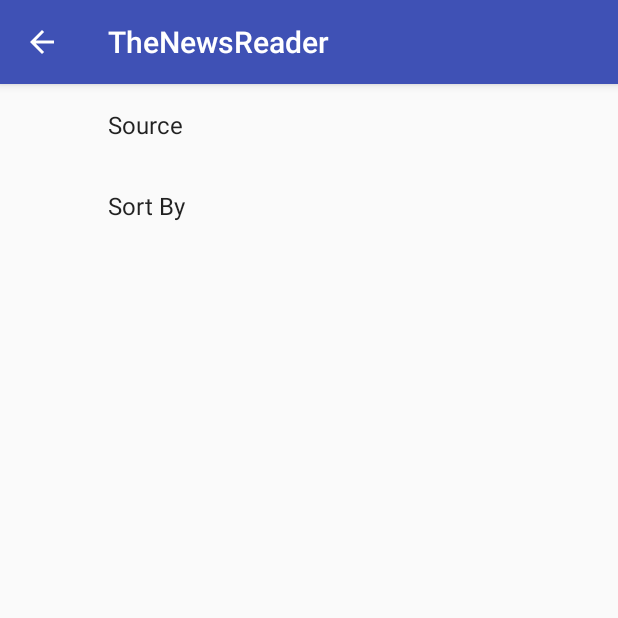
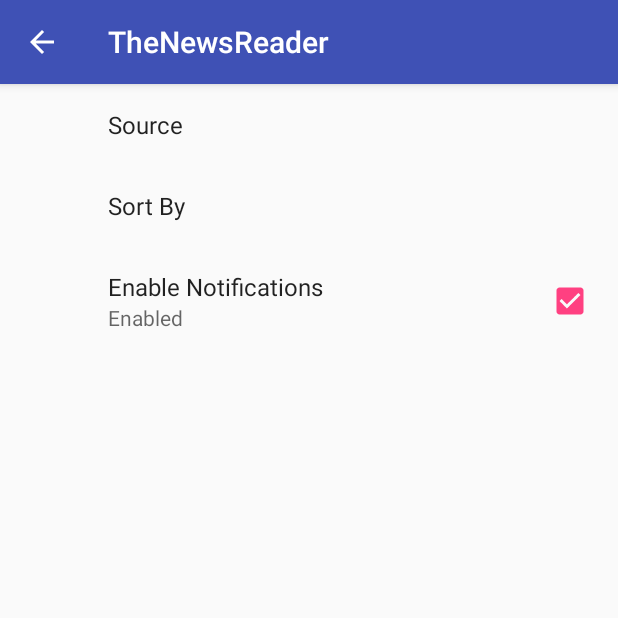
Before and after one commit to lednhatkhanh/TheNewsReader, an Android app: the SettingsFragment screen opened directly, with no data from a screen before it, on a phone screen of 412 x 824 dp, the top half of it. Run offline under Robolectric (Android 15) with nearby library versions, the phone set to English and light mode, and no system bars; our stand-ins replace androidx.preference.

Commit message:
Notification

```diff
--- /dev/null
+++ b/app/src/main/res/drawable/ic_sms_black_24dp.xml
@@ -0,0 +1,5 @@
+<vector android:autoMirrored="true" android:height="24dp"
+    android:viewportHeight="24.0" android:viewportWidth="24.0"
+    android:width="24dp" xmlns:android="http://schemas.android.com/apk/res/android">
+    <path android:fillColor="#FF000000" android:pathData="M20,2L4,2c-1.1,0 -1.99,0.9 -1.99,2L2,22l4,-4h14c1.1,0 2,-0.9 2,-2L22,4c0,-1.1 -0.9,-2 -2,-2zM9,11L7,11L7,9h2v2zM13,11h-2L11,9h2v2zM17,11h-2L15,9h2v2z"/>
+</vector>
--- /dev/null
+++ b/app/src/main/res/values/bools.xml
@@ -0,0 +1,4 @@
+<?xml version="1.0" encoding="utf-8"?>
+<resources>
+    <bool name="show_notifications_by_default">true</bool>
+</resources>
--- a/app/src/main/res/values/strings.xml
+++ b/app/src/main/res/values/strings.xml
@@ -13,11 +13,17 @@
     <string name="pref_source_key" translatable="false">source</string>
 
     <string name="pref_sortBy_label">Sort By</string>
-    <string name="pref_sortBy_key">sort_by</string>
+    <string name="pref_sortBy_key" translatable="false">sort_by</string>
     <string name="pref_sortBy_label_top">Top</string>
-    <string name="pref_sortBy_top">top</string>
+    <string name="pref_sortBy_top" translatable="false">top</string>
     <string name="pref_sortBy_label_latest">Latest</string>
-    <string name="pref_sortBy_latest">latest</string>
+    <string name="pref_sortBy_latest" translatable="false">latest</string>
     <string name="pref_sortBy_label_popular">Popular</string>
-    <string name="pref_sortBy_popular">popular</string>
+    <string name="pref_sortBy_popular" translatable="false">popular</string>
+
+    <string name="pref_enable_notifications_key" translatable="false">enable_notifications</string>
+    <string name="pref_enable_notifications_label">Enable Notifications</string>
+    <string name="pref_enable_notifications_true">Enabled</string>
+    <string name="pref_enable_notifications_false">Disabled</string>
+    <string name="pref_last_notification" translatable="false">last_notification</string>
 </resources>
--- a/app/src/main/res/xml/pref_general.xml
+++ b/app/src/main/res/xml/pref_general.xml
@@ -14,4 +14,11 @@
         android:entryValues="@array/pref_sortBy_values"
         android:key="@string/pref_sortBy_key"
         android:title="@string/pref_sortBy_label"/>
+
+    <CheckBoxPreference
+        android:defaultValue="@bool/show_notifications_by_default"
+        android:key="@string/pref_enable_notifications_key"
+        android:summaryOff="@string/pref_enable_notifications_false"
+        android:summaryOn="@string/pref_enable_notifications_true"
+        android:title="@string/pref_enable_notifications_label"/>
 </PreferenceScreen>
```
Also changed, not shown: app/src/main/java/com/lednhatkhanh/thenewsreader/MainActivity.java (+24 -0 lines), app/src/main/java/com/lednhatkhanh/thenewsreader/sync/NewsSyncTask.java (+22 -0 lines), app/src/main/java/com/lednhatkhanh/thenewsreader/utils/NotificationUtils.java (added, +81 -0 lines), app/src/main/java/com/lednhatkhanh/thenewsreader/utils/PreferencesUtils.java (+69 -1 lines).
